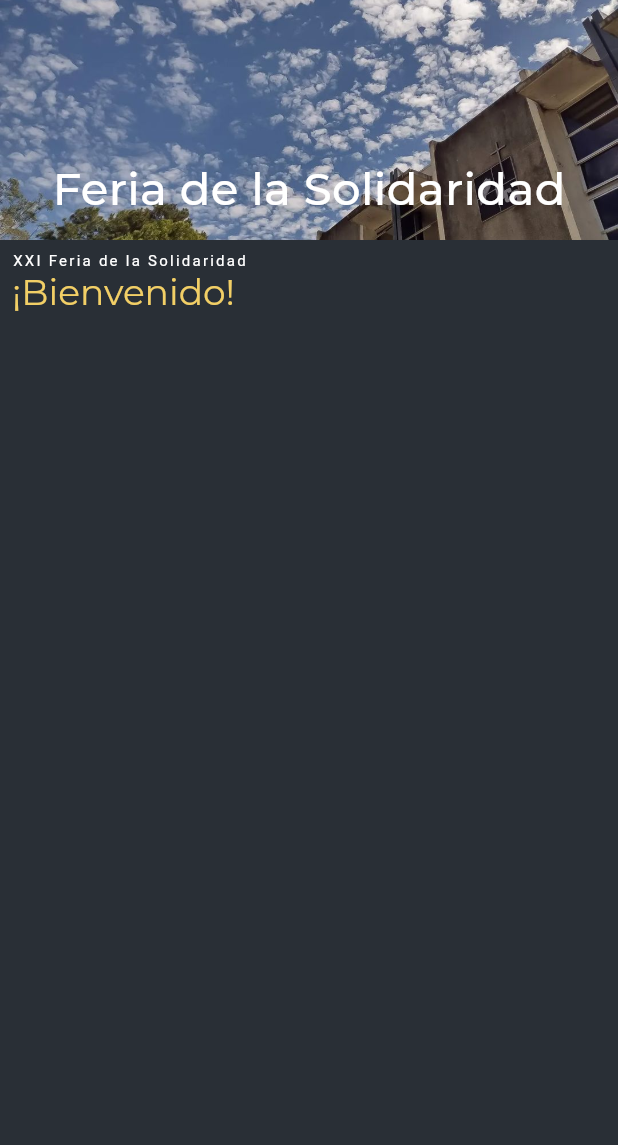
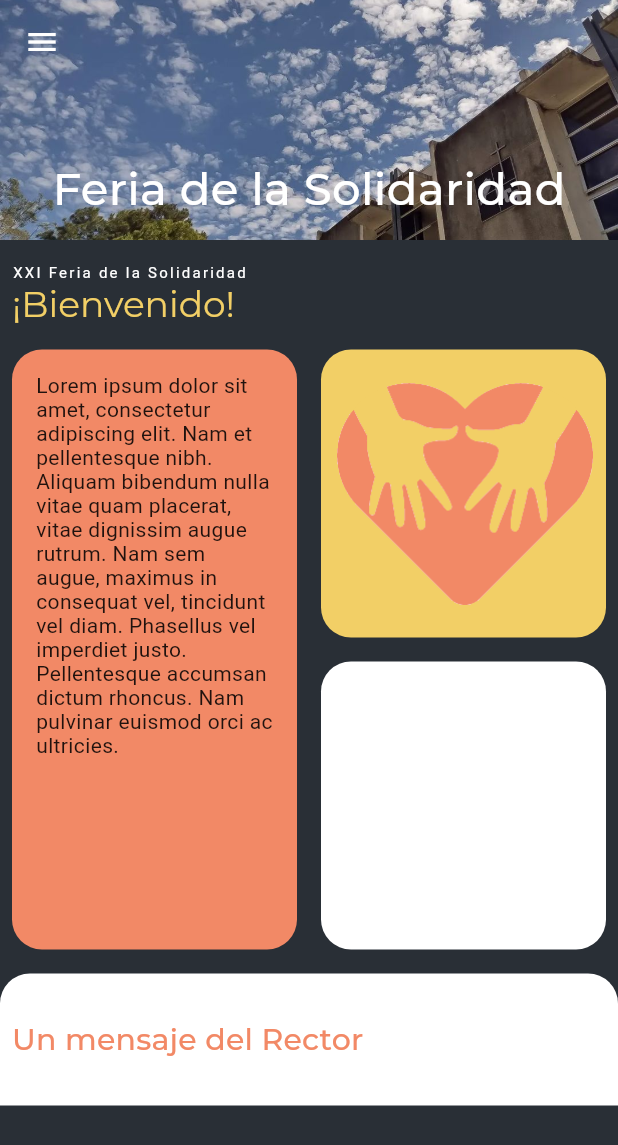
Before and after one commit to rgalea2809/feria_solidaridad_mobile, a Flutter app: the screen it shows after launch, on a phone screen of 412 x 824 dp. Shown: the top 1145 px of the screen. Run offline on Flutter 3.47's test engine with Material 2 defaults, Android fonts, the phone set to English and light mode, and no system bars; our stand-ins replace google_fonts.

Commit message:
:lipstick: Adds welcome section of home screen

```diff
--- /dev/null
+++ b/feria_solidaridad/lib/constants/debug_constants.dart
@@ -0,0 +1,2 @@
+String kLoremParagraph =
+    "Lorem ipsum dolor sit amet, consectetur adipiscing elit. Nam et pellentesque nibh. Aliquam bibendum nulla vitae quam placerat, vitae dignissim augue rutrum. Nam sem augue, maximus in consequat vel, tincidunt vel diam. Phasellus vel imperdiet justo. Pellentesque accumsan dictum rhoncus. Nam pulvinar euismod orci ac ultricies. ";
--- a/feria_solidaridad/lib/modules/home/view/home.dart
+++ b/feria_solidaridad/lib/modules/home/view/home.dart
@@ -1,3 +1,4 @@
+import 'package:feria_solidaridad/constants/debug_constants.dart';
 import 'package:feria_solidaridad/constants/theme_constants.dart';
 import 'package:flutter/material.dart';
 
@@ -10,12 +11,69 @@ class Home extends StatelessWidget {
       backgroundColor: kPrimaryColor,
       body: CustomScrollView(
         slivers: [
-          SliverAppBar(
+          const HomeAppBar(),
+          const HomeWelcomeSection(),
+          SliverToBoxAdapter(
+            child: Stack(
+              children: [
+                Container(
+                  color: kPrimaryColor,
+                ),
+                Container(
+                  decoration: const BoxDecoration(
+                    color: Colors.white,
+                    borderRadius: BorderRadius.only(
+                      topLeft: Radius.circular(20.0),
+                      topRight: Radius.circular(20.0),
+                    ),
+                  ),
+                  child: Column(
+                    crossAxisAlignment: CrossAxisAlignment.stretch,
+                    mainAxisSize: MainAxisSize.min,
+                    children: [
+                      Container(
+                        padding: const EdgeInsets.symmetric(
+                            vertical: 32.0, horizontal: 8.0),
+                        child: Column(
+                          crossAxisAlignment: CrossAxisAlignment.stretch,
+                          mainAxisSize: MainAxisSize.min,
+                          children: [
+                            Text(
+                              "Un mensaje del Rector",
+                              style: Theme.of(context)
+                                  .textTheme
+                                  .headline6
+                                  ?.copyWith(
+                                    color: kAccentColor,
+                                  ),
+                            ),
+                          ],
+                        ),
+                      ),
+                    ],
+                  ),
+                )
+              ],
+            ),
+          ),
+        ],
+      ),
+    );
+  }
+}
+
+class HomeAppBar extends StatelessWidget {
+  const HomeAppBar({super.key});
+
+  @override
+  Widget build(BuildContext context) {
+    return SliverAppBar(
       backgroundColor: kPrimaryColor,
       centerTitle: true,
       pinned: true,
       floating: true,
       expandedHeight: 160.0,
+      leading: IconButton(onPressed: () {}, icon: const Icon(Icons.menu)),
       flexibleSpace: FlexibleSpaceBar(
         centerTitle: true,
         title: Text(
@@ -29,10 +87,18 @@ class Home extends StatelessWidget {
           fit: BoxFit.cover,
         ),
       ),
-          ),
-          SliverToBoxAdapter(
+    );
+  }
+}
+
+class HomeWelcomeSection extends StatelessWidget {
+  const HomeWelcomeSection({super.key});
+
+  @override
+  Widget build(BuildContext context) {
+    return SliverToBoxAdapter(
       child: Padding(
-              padding: const EdgeInsets.all(8.0),
+        padding: const EdgeInsets.symmetric(vertical: 16.0, horizontal: 8.0),
         child: Column(
           crossAxisAlignment: CrossAxisAlignment.start,
           children: [
@@ -48,12 +114,66 @@ class Home extends StatelessWidget {
                     color: kSecondaryColor,
                   ),
             ),
-                ],
+            const SizedBox(
+              height: 16.0,
+            ),
+            Container(
+              constraints: const BoxConstraints(maxHeight: 400),
+              child: Row(
+                crossAxisAlignment: CrossAxisAlignment.stretch,
+                children: [
+                  Expanded(
+                    child: Container(
+                      padding: const EdgeInsets.all(16.0),
+                      decoration: BoxDecoration(
+                        color: kAccentColor,
+                        borderRadius: BorderRadius.circular(20),
+                      ),
+                      // TODO: Change this String to actual paragraph
+                      child: Text(
+                        kLoremParagraph,
+                        textAlign: TextAlign.start,
+                      ),
+                    ),
+                  ),
+                  const SizedBox(
+                    width: 16.0,
+                  ),
+                  Expanded(
+                    child: Column(
+                      children: [
+                        Expanded(
+                          child: Container(
+                            decoration: BoxDecoration(
+                              color: kSecondaryColor,
+                              borderRadius: BorderRadius.circular(20),
+                            ),
+                            child: Padding(
+                              padding: const EdgeInsets.all(8.0),
+                              child: Image.asset("assets/logo/logo-1.png"),
+                            ),
+                          ),
+                        ),
+                        const SizedBox(
+                          height: 16.0,
+                        ),
+                        Expanded(
+                          child: Container(
+                            decoration: BoxDecoration(
+                              color: Colors.white,
+                              borderRadius: BorderRadius.circular(20),
                             ),
                           ),
                         ),
                       ],
                     ),
+                  ),
+                ],
+              ),
+            )
+          ],
+        ),
+      ),
     );
   }
 }
--- a/feria_solidaridad/pubspec.yaml
+++ b/feria_solidaridad/pubspec.yaml
@@ -37,6 +37,7 @@ dependencies:
   # Use with the CupertinoIcons class for iOS style icons.
   cupertino_icons: ^1.0.2
   google_fonts: ^4.0.3
+  youtube_player_flutter: ^8.1.2
 
 dev_dependencies:
   flutter_test:
@@ -64,6 +65,7 @@ flutter:
   assets:
     - assets/
     - assets/images/
+    - assets/logo/
   #   - images/a_dot_ham.jpeg
 
   # An image asset can refer to one or more resolution-specific "variants", see
```
Also changed, not shown: feria_solidaridad/pubspec.lock. Lines whose indentation alone changed are shown as unchanged.
